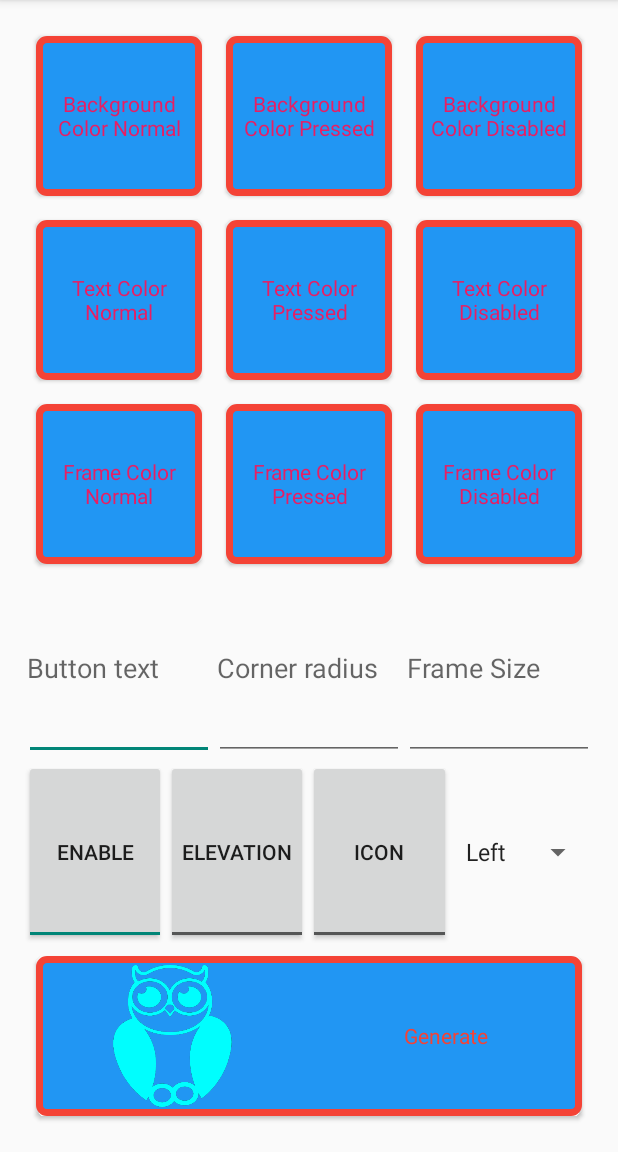
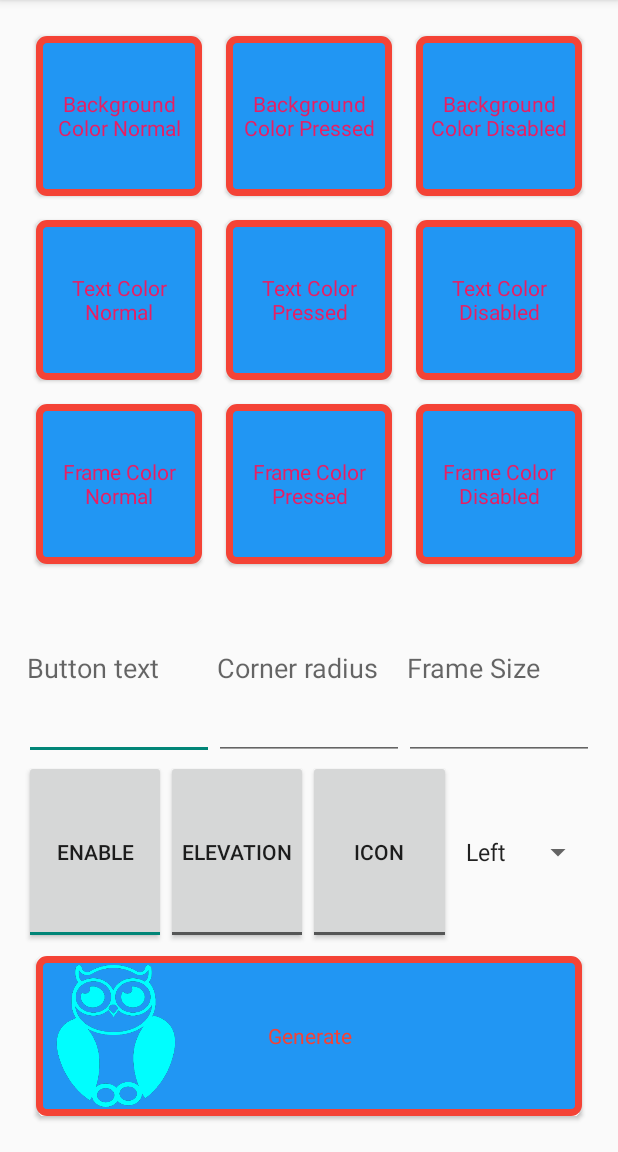
Before and after one commit to jpelczar/pl.sigmapoint.view.CustomButton, an Android app: the screen it shows after launch (MainActivity), on a phone screen of 412 x 824 dp, the part 84-1236 px from its top. Run offline under Robolectric (Android 15) with nearby library versions, the phone set to English and light mode, and no system bars; libraries missing offline, so code that uses them is left out: yuku.ambilwarna; 1 statement that could not run was skipped.

Commit message:
Add centered postition of text in button.

```diff
--- a/app/src/main/java/pl/sigmapoint/StartFragment.java
+++ b/app/src/main/java/pl/sigmapoint/StartFragment.java
@@ -243,7 +243,7 @@ public class StartFragment extends Fragment implements View.OnClickListener {
                     break;
                 }
             }
-            generatedCB.setImage(position, getResources().getDrawable(R.drawable.ic_owl), ImageView.ScaleType.FIT_CENTER, 1, null);
+            generatedCB.setImage(position, getResources().getDrawable(R.drawable.ic_owl), ImageView.ScaleType.FIT_CENTER, 0, null);
         }
         generatedCB.setElevationEnabled(elevationTB.isChecked());
         if (getActivity() instanceof MainActivity) {
--- a/library/src/main/java/pl/sigmapoint/customview/CustomButton.java
+++ b/library/src/main/java/pl/sigmapoint/customview/CustomButton.java
@@ -23,6 +23,7 @@ import android.util.TypedValue;
 import android.view.Gravity;
 import android.view.View;
 import android.view.ViewGroup;
+import android.view.ViewTreeObserver;
 import android.widget.ImageView;
 import android.widget.LinearLayout;
 import android.widget.TextView;
@@ -108,6 +109,7 @@ public class CustomButton extends LinearLayout implements View.OnClickListener {
         else drawablePosition = -1;
 
         setContent();
+        setButtonLayoutParams();
 
         setShapeBackground(); // set shape and backgroundColorNormal to button
         setElevationEnabled(true); // this method will work only for post-L android. Set elevation or disable it and set margins if needed
@@ -171,7 +173,7 @@ public class CustomButton extends LinearLayout implements View.OnClickListener {
             imagePaddingArray[TOP] = (int) attributes.getDimension(R.styleable.CustomButton_cb_image_padding_top, imagePadding);
             imagePaddingArray[RIGHT] = (int) attributes.getDimension(R.styleable.CustomButton_cb_image_padding_right, imagePadding);
             imagePaddingArray[BOTTOM] = (int) attributes.getDimension(R.styleable.CustomButton_cb_image_padding_bottom, imagePadding);
-            imageWeight = attributes.getInteger(R.styleable.CustomButton_cb_image_weight, 1);
+            imageWeight = attributes.getInteger(R.styleable.CustomButton_cb_image_weight, 0);
 
             if (backgroundColorState != null) { // if backgroundColorNormal state is not null the set color from color state list to specific colors
                 backgroundColorStateListToIntegers(backgroundColorState);
@@ -237,6 +239,8 @@ public class CustomButton extends LinearLayout implements View.OnClickListener {
         }
 
         setOnClickListener(this);
+
+        setButtonLayoutParams();
     }
 
     @Override
@@ -271,11 +275,14 @@ public class CustomButton extends LinearLayout implements View.OnClickListener {
             int width = (drawablePosition % 2 == 0) ? 0 : ViewGroup.LayoutParams.MATCH_PARENT;
             int height = (drawablePosition % 2 == 0) ? ViewGroup.LayoutParams.MATCH_PARENT : 0;
             layoutParamsText = new LinearLayout.LayoutParams(width, height);
-            layoutParamsImage = new LinearLayout.LayoutParams(width, height);
+            layoutParamsImage = new LayoutParams(0, ViewGroup.LayoutParams.MATCH_PARENT);
             layoutParamsText.weight = (text != null) ? ((textWeight == 0) ? 1 : textWeight) : 0;
             textWeight = (int) layoutParamsText.weight;
-            layoutParamsImage.weight = (imageWeight == 0) ? 1 : imageWeight;
-            imageWeight = (int) layoutParamsImage.weight;
+            if (imageWeight > 0) {
+                layoutParamsImage = new LinearLayout.LayoutParams(width, height);
+                layoutParamsImage.weight = imageWeight;
+                imageWeight = (int) layoutParamsImage.weight;
+            }
             textView.setLayoutParams(layoutParamsText);
             imageContainer.setLayoutParams(layoutParamsImage);
 
@@ -487,6 +494,42 @@ public class CustomButton extends LinearLayout implements View.OnClickListener {
                 drawableDisabled = changeDrawableColor(((BitmapDrawable) drawableDisabled).getBitmap(), drawableColorDisabled);
             }
         }
+    }
+
+    private void setButtonLayoutParams() {
+        if (drawableNormal != null && imageWeight == 0)
+            getViewTreeObserver().addOnGlobalLayoutListener(new ViewTreeObserver.OnGlobalLayoutListener() {
+                @Override
+                public void onGlobalLayout() {
+                    LayoutParams layoutParams = (LayoutParams) imageContainer.getLayoutParams();
+                    float scale;
+                    if (drawablePosition == LEFT || drawablePosition == RIGHT) {
+                        scale = ((float) container.getHeight()) / ((float) drawableNormal.getIntrinsicHeight());
+                        layoutParams.width = (int) (scale * drawableNormal.getIntrinsicWidth());
+                        layoutParams.height = ViewGroup.LayoutParams.MATCH_PARENT;
+                        if (layoutParams.width > container.getWidth() / 2) {
+                            layoutParams.width = 0;
+                            layoutParams.weight = 1;
+                            imageWeight = 1;
+                        } else {
+                            if (drawablePosition == LEFT)
+                                ((LayoutParams) textView.getLayoutParams()).rightMargin = layoutParams.width;
+                            else
+                                ((LayoutParams) textView.getLayoutParams()).leftMargin = layoutParams.width;
+                        }
+                    } else {
+                        layoutParams.width = ViewGroup.LayoutParams.MATCH_PARENT;
+                        layoutParams.height = 0;
+                        layoutParams.weight = 1;
+                        imageWeight = 1;
+                    }
+                    imageContainer.setLayoutParams(layoutParams);
+                    if (Build.VERSION.SDK_INT >= Build.VERSION_CODES.JELLY_BEAN)
+                        getViewTreeObserver().removeOnGlobalLayoutListener(this);
+                    else
+                        getViewTreeObserver().removeGlobalOnLayoutListener(this);
+                }
+            });
     }
 
     private Drawable changeDrawableColor(Bitmap bitmap, int color) {
@@ -757,6 +800,7 @@ public class CustomButton extends LinearLayout implements View.OnClickListener {
             imageContainer.setScaleType(scaleType);
 
         setContent();
+        setButtonLayoutParams();
     }
 
     /**
```
Also changed, not shown: 1 other file.
